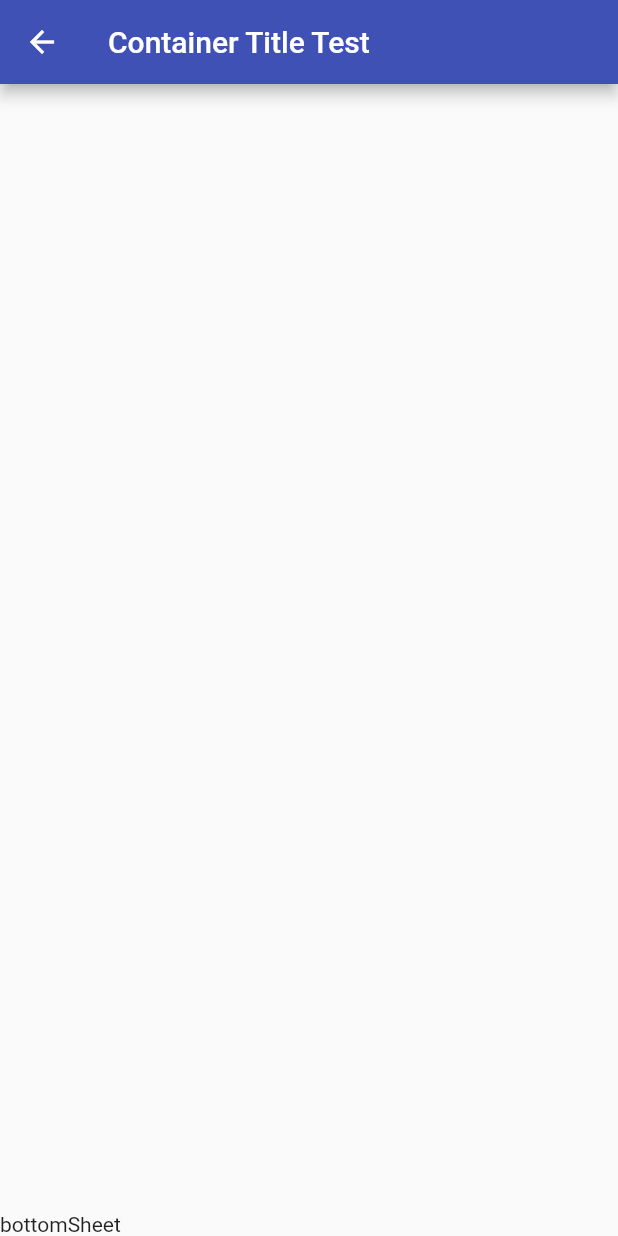
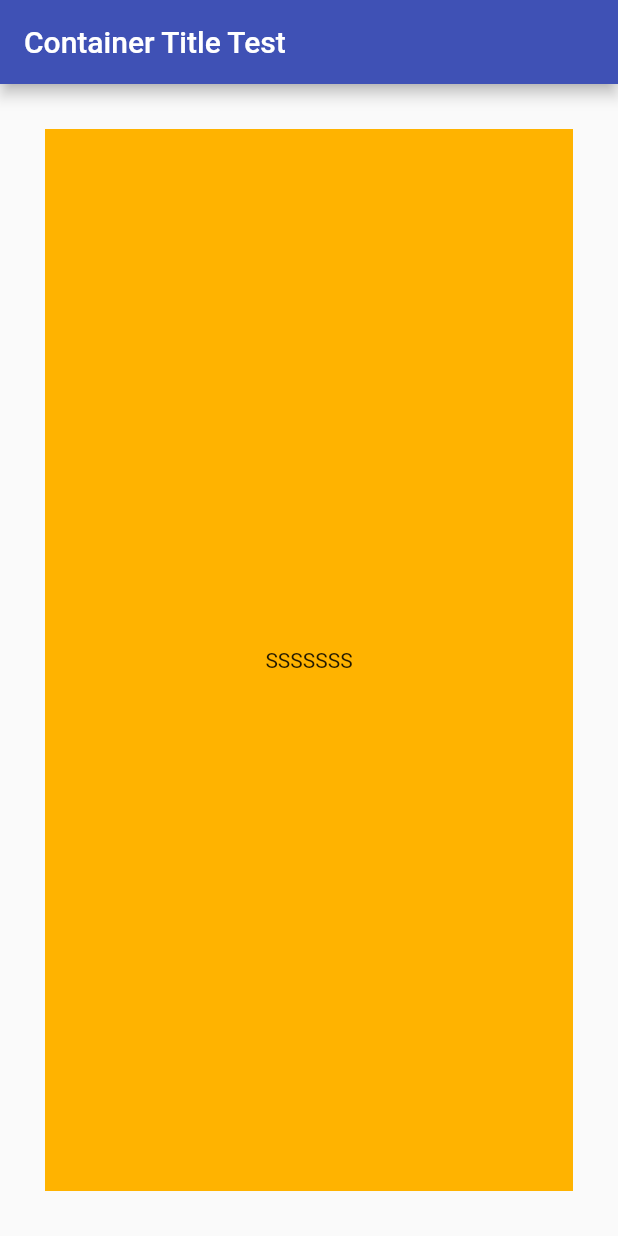
Before and after one commit to skravche/simple_flutter, a Flutter app: the MyContainer screen opened directly, on a phone screen of 412 x 824 dp. Run offline on Flutter 3.47's test engine with Material 2 defaults, Android fonts, the phone set to English and light mode, and no system bars.

Commit message:
container changes

```diff
--- a/lib/main.dart
+++ b/lib/main.dart
@@ -1,5 +1,5 @@
 import 'package:flutter/material.dart';
-import 'package:simple_flutter_quiz/row_column.dart';
+import 'package:simple_flutter_quiz/new_container.dart';
 
 void main() => runApp(MyApp());
 
@@ -9,7 +9,7 @@ class MyApp extends StatelessWidget {
     return MaterialApp(
       title: 'Quiz App',
       theme: ThemeData(primarySwatch: Colors.indigo),
-      home: MyRowColumn(),
+      home: MyContainer(),
     );
   }
 }
--- a/lib/new_container.dart
+++ b/lib/new_container.dart
@@ -1,21 +1,28 @@
-import 'dart:html';
-
 import 'package:flutter/material.dart';
 
 class MyContainer extends StatelessWidget {
-  conss MyContainer({Key key}) : super(key: key);
-
   @override
   Widget build(BuildContext context) {
     return Scaffold(
       appBar: AppBar(
         title: Text('Container Title Test'),
       ),
-      body: Container(
-        child: null,
-      ),
-      bottomSheet: Container(
-        child: Text('bottomSheet'),
+      body: Padding(
+        padding: const EdgeInsets.all(0.0), //8.0
+        child: Center(
+          child: Container(
+            child: Text('SSSSSSS'),
+            decoration: BoxDecoration(
+              shape: BoxShape.rectangle,
+              // border: Border.all(),
+              color: Colors.amber[600],
+            ),
+            alignment: Alignment.center,
+            //width: 300,
+            margin: const EdgeInsets.all(30.0),
+            padding: const EdgeInsets.all(0.0),
+          ),
+        ),
       ),
     );
   }
```
